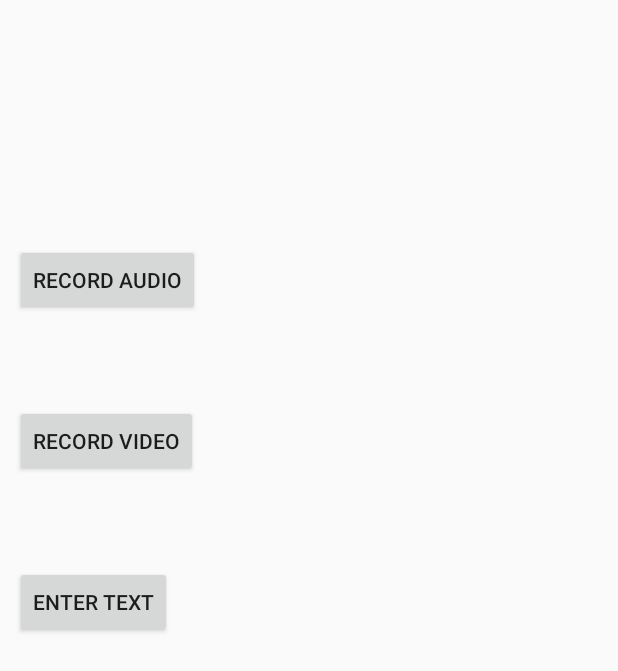
After one commit to piyushpalod/FeedbackApp, an Android app: the SingleUserActivity screen opened directly, with no data from a screen before it, on a phone screen of 412 x 824 dp. The commit adds this screen. Shown: the top 671 px of the screen. Run offline under Robolectric (Android 15) with nearby library versions, the phone set to English and light mode, and no system bars.

Commit message:
added starting screen n feedback screen n integration

```diff
--- a/app/build.gradle
+++ b/app/build.gradle
@@ -17,6 +17,7 @@ android {
             proguardFiles getDefaultProguardFile('proguard-android.txt'), 'proguard-rules.pro'
         }
     }
+    useLibrary 'org.apache.http.legacy'
 }
 
 dependencies {
@@ -24,4 +25,6 @@ dependencies {
     testCompile 'junit:junit:4.12'
     compile 'com.android.support:appcompat-v7:23.1.1'
     compile 'com.android.support:design:23.1.1'
+    compile 'org.jbundle.util.osgi.wrapped:org.jbundle.util.osgi.wrapped.org.apache.http.client:4.1.2'
+
 }
--- a/app/src/main/java/com/feedbackapp/Audio.java
+++ b/app/src/main/java/com/feedbackapp/Audio.java
@@ -1,7 +1,7 @@
 package com.feedbackapp;
 
 /**
- * Created by priyanka on 11/21/2015.
+ * Created by piyush on 11/21/2015.
  */
         import android.app.Activity;
         import android.media.MediaPlayer;
--- /dev/null
+++ b/app/src/main/java/com/feedbackapp/SingleUserActivity.java
@@ -0,0 +1,155 @@
+package com.feedbackapp;
+
+import android.app.Activity;
+import android.content.Intent;
+import android.os.Bundle;
+import android.util.Log;
+import android.view.View;
+import android.widget.Button;
+import android.widget.TextView;
+import android.widget.Toast;
+
+import java.io.IOException;
+import java.util.List;
+
+/**
+ * Created by pshar10 on 12/11/2015.
+ */
+public class SingleUserActivity extends Activity {
+
+    Button audio_feed, video_feed, text_feed;
+    //JSON Node names
+    private static final String ENTITY_ID = "entityid";
+    private static final String KEY_ID = "id";
+    private static final String KEY_FNAME = "fname";
+    private static final String KEY_LNAME = "lname";
+    private static final String KEY_VOTE = "vote";
+    private static final String KEY_REVIEW = "review";
+    private static final String KEY_REVIEW_TYPE = "review_type";
+
+    @Override
+    public void onCreate(Bundle savedInstanceState) {
+        super.onCreate(savedInstanceState);
+        setContentView(R.layout.single_user_activity);
+        DatabaseHandler db = new DatabaseHandler(this);
+        // getting intent data
+        Intent in = getIntent();
+        // Get JSON values from previous intent
+        String entity_id = in.getStringExtra(ENTITY_ID);
+        // Displaying all values on the screen
+        TextView lblName = (TextView) findViewById(R.id.entity_id);
+        lblName.setText(entity_id);
+
+        video_feed = (Button)findViewById(R.id.buttonVideo);
+        audio_feed = (Button)findViewById(R.id.buttonAudio);
+        text_feed = (Button)findViewById(R.id.buttonText);
+
+        audio_feed.setEnabled(true);
+        text_feed.setEnabled(true);
+        video_feed.setEnabled(true);
+
+        video_feed.setOnClickListener(new View.OnClickListener() {
+            @Override
+            public void onClick(View v) {
+                try {
+                    audio_feed.setEnabled(false);
+                    text_feed.setEnabled(false);
+                    video_feed.setEnabled(false);
+                    Intent in = new Intent(getApplicationContext(), VideocameraActivity.class);
+                    startActivity(in);
+                }
+                catch (IllegalStateException e) {
+                    // TODO Auto-generated catch block
+                    audio_feed.setEnabled(true);
+                    text_feed.setEnabled(true);
+                    video_feed.setEnabled(true);
+                    e.printStackTrace();
+                }
+                catch (Exception e) {
+                    // TODO Auto-generated catch block
+                    audio_feed.setEnabled(true);
+                    text_feed.setEnabled(true);
+                    video_feed.setEnabled(true);
+                    e.printStackTrace();
+                }
+            }
+        });
+
+        audio_feed.setOnClickListener(new View.OnClickListener() {
+            @Override
+            public void onClick(View v) {
+                try {
+                    audio_feed.setEnabled(false);
+                    text_feed.setEnabled(false);
+                    video_feed.setEnabled(false);
+                    Intent in = new Intent(getApplicationContext(), Audio.class);
+                    startActivity(in);
+
+                }
+                catch (IllegalStateException e) {
+                    // TODO Auto-generated catch block
+                    audio_feed.setEnabled(true);
+                    text_feed.setEnabled(true);
+                    video_feed.setEnabled(true);
+                    e.printStackTrace();
+                }
+                catch (Exception e) {
+                    // TODO Auto-generated catch block
+                    audio_feed.setEnabled(true);
+                    text_feed.setEnabled(true);
+                    video_feed.setEnabled(true);
+                    e.printStackTrace();
+                }
+            }
+        });
+
+        text_feed.setOnClickListener(new View.OnClickListener() {
+            @Override
+            public void onClick(View v) {
+                try {
+                    audio_feed.setEnabled(false);
+                    text_feed.setEnabled(false);
+                    video_feed.setEnabled(false);
+                    Intent in = new Intent(getApplicationContext(), VideocameraActivity.class);
+                    startActivity(in);
+                }
+                catch (IllegalStateException e) {
+                    // TODO Auto-generated catch block
+                    audio_feed.setEnabled(true);
+                    text_feed.setEnabled(true);
+                    video_feed.setEnabled(true);
+                    e.printStackTrace();
+                }
+                catch (Exception e) {
+                    // TODO Auto-generated catch block
+                    audio_feed.setEnabled(true);
+                    text_feed.setEnabled(true);
+                    video_feed.setEnabled(true);
+                    e.printStackTrace();
+                }
+            }
+        });
+
+
+        /**
+         * CRUD Operations
+         * */
+        // Inserting feedback
+        Log.d("Insert: ", "Inserting ..");
+        db.addFeedBack(new FeedBack("1", "yes", 1));
+        db.addFeedBack(new FeedBack("-1", "9199999999", 2));
+        db.addFeedBack(new FeedBack("1", "9522222222", 3));
+        db.addFeedBack(new FeedBack("-1", "9533333333", 1));
+
+        // Reading all cfeeback
+        Log.d("Reading: ", "Reading all contacts..");
+        List<FeedBack> feedback = db.getAllFeedBacks();
+
+        for (FeedBack fb : feedback) {
+            String log = "Id: "+fb.get_id()+" ,f Name: " + fb.get_fname() + " ,l name: " + fb.get_lname()  + " ,vote: " + fb.get_vote()  + " ,review path: " + fb.get_review() + " ,review type: " + fb.get_review_type();
+            // Writing feedback to log
+            Log.d("Name: ", log);
+
+        }
+    }
+}
--- /dev/null
+++ b/app/src/main/res/layout/single_user_activity.xml
@@ -0,0 +1,49 @@
+<?xml version="1.0" encoding="utf-8"?>
+<LinearLayout
+    xmlns:android="http://schemas.android.com/apk/res/android"
+    android:orientation="vertical"
+    android:layout_width="match_parent"
+    android:layout_height="match_parent"
+    android:padding="10dp">
+    <!-- Name Label -->
+    <TextView android:id="@+id/entity_id"
+        android:layout_width="fill_parent"
+        android:layout_height="wrap_content"
+        android:textSize="25dip"
+        android:textStyle="bold"
+        android:paddingTop="10dip"
+        android:paddingBottom="10dip"
+        android:textColor="#43bd00"/>
+    <!-- Email Label -->
+    <TextView android:id="@+id/email_label"
+        android:layout_width="fill_parent"
+        android:layout_height="wrap_content"
+        android:textColor="#acacac"/>
+    <!-- Mobile Label -->
+    <TextView android:id="@+id/mobile_label"
+        android:layout_width="fill_parent"
+        android:layout_height="wrap_content"
+        android:textStyle="bold"/>
+
+    <Button
+        android:layout_width="wrap_content"
+        android:layout_height="wrap_content"
+        android:text="Record Audio"
+        android:id="@+id/buttonAudio"
+        android:layout_marginTop="59dp" />
+
+    <Button
+        android:layout_width="wrap_content"
+        android:layout_height="wrap_content"
+        android:text="Record Video"
+        android:id="@+id/buttonVideo"
+        android:layout_marginTop="59dp" />
+
+    <Button
+        android:layout_width="wrap_content"
+        android:layout_height="wrap_content"
+        android:text="Enter text"
+        android:id="@+id/buttonText"
+        android:layout_marginTop="59dp" />
+
+</LinearLayout>
```
Also changed, not shown: app/src/main/AndroidManifest.xml (+15 -1 lines), app/src/main/java/com/feedbackapp/MainActivity.java (+142 -3 lines), app/src/main/java/com/feedbackapp/ServiceHandler.java (added, +91 -0 lines), app/src/main/res/layout/content_main.xml (+5 -2 lines), app/src/main/res/layout/list_item.xml (added, +30 -0 lines), 1 other file.
